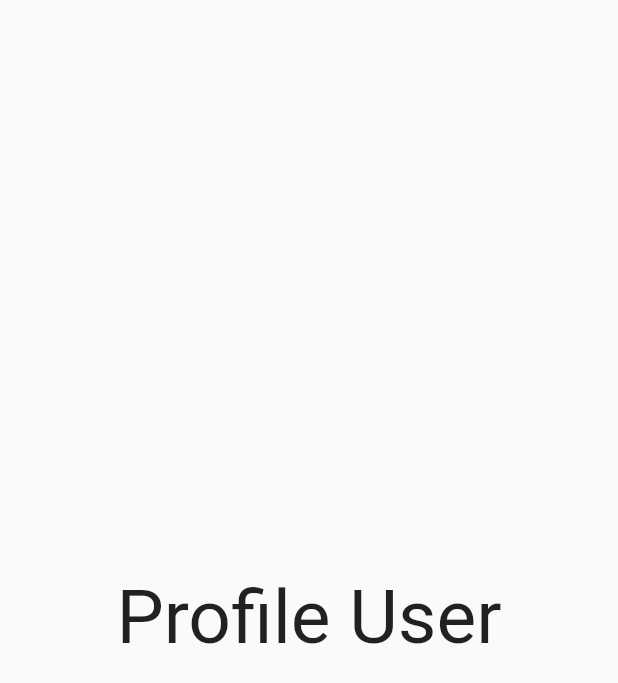
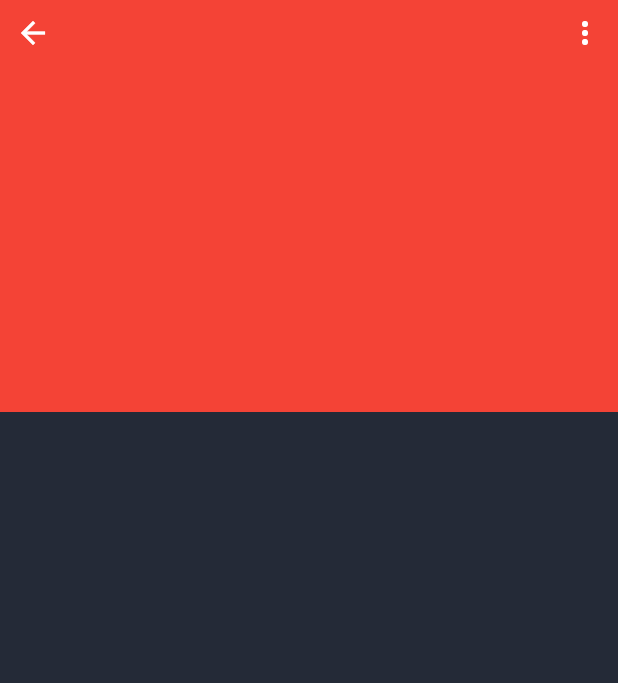
Before and after one commit to hhuuhang/social_newsfeed, a Flutter app: the ProfileUserPage screen opened directly, on a phone screen of 412 x 824 dp. Shown: the top 683 px of the screen. Run offline on Flutter 3.47's test engine with Material 2 defaults, Android fonts, the phone set to English and light mode, and no system bars; network calls fail.

Commit message:
edit profile

```diff
--- a/lib/modules/06_home_page/page/dash_board.dart
+++ b/lib/modules/06_home_page/page/dash_board.dart
@@ -4,6 +4,7 @@ import 'package:social_newsfeed/modules/07_streams/pages/streams.dart';
 import 'package:social_newsfeed/modules/08_messages/pages/messages.dart';
 import 'package:social_newsfeed/modules/09_notifications/pages/notifications.dart';
 import 'package:social_newsfeed/modules/10_profile_user/pages/profile_user.dart';
+import 'package:social_newsfeed/themes/app_colors.dart';
 
 class DashboardPage extends StatefulWidget {
   const DashboardPage({Key? key}) : super(key: key);
@@ -25,7 +26,7 @@ class _DashboardPageState extends State<DashboardPage> {
   Widget build(BuildContext context) {
     return Scaffold(
       bottomNavigationBar: BottomNavigationBar(
-        backgroundColor: const Color(0xff242A37),
+        backgroundColor: AppColors.backgroundColor,
         selectedItemColor: const Color(0xffF54B64),
         unselectedItemColor: const Color(0xff4E586E),
         currentIndex: _index, // this will be set when a new tab is tapped
--- a/lib/modules/06_home_page/page/home_page.dart
+++ b/lib/modules/06_home_page/page/home_page.dart
@@ -1,5 +1,6 @@
 import 'package:flutter/material.dart';
 import 'package:social_newsfeed/modules/common_widget/widgets/avatar/avatar_widgets.dart';
+import 'package:social_newsfeed/themes/app_colors.dart';
 
 class HomePage extends StatelessWidget {
   const HomePage({Key? key}) : super(key: key);
@@ -8,7 +9,7 @@ class HomePage extends StatelessWidget {
   Widget build(BuildContext context) {
     return Scaffold(
       body: Container(
-        // color: const Color(0xff242A37),
+        color: AppColors.backgroundColor,
         child: SafeArea(
           child: Column(
             children: [
@@ -43,7 +44,8 @@ class HomePage extends StatelessWidget {
                       width: 10,
                     ),
                     const AvatarCustomSize(
-                      picture: "https://randomuser.me/api/portraits/men/24.jpg",
+                        picture:
+                            "https://randomuser.me/api/portraits/men/24.jpg",
                         width: 40,
                         height: 40),
                   ],
@@ -53,9 +55,9 @@ class HomePage extends StatelessWidget {
                 "Home Page bloc todo",
                 style: TextStyle(color: Colors.red, fontSize: 40),
               ),
-            ListView(),
             ],
-        )),
+          ),
+        ),
       ),
     );
   }
--- a/lib/modules/08_messages/pages/messages.dart
+++ b/lib/modules/08_messages/pages/messages.dart
@@ -31,9 +31,9 @@ class _MessagesPageState extends State<MessagesPage> {
   @override
   Widget build(BuildContext context) {
     return Scaffold(
-      backgroundColor: AppColors.dark,
+      backgroundColor: AppColors.backgroundColor,
       appBar: AppBar(
-        backgroundColor: AppColors.dark,
+        backgroundColor: AppColors.backgroundColor,
         actions: [
           IconButton(
             icon: const Icon(Icons.add),
--- a/lib/modules/10_profile_user/pages/profile_user.dart
+++ b/lib/modules/10_profile_user/pages/profile_user.dart
@@ -1,18 +1,57 @@
 import 'package:flutter/material.dart';
 import 'package:flutter/src/foundation/key.dart';
 import 'package:flutter/src/widgets/framework.dart';
+import 'package:social_newsfeed/themes/app_colors.dart';
 
 class ProfileUserPage extends StatelessWidget {
   const ProfileUserPage({Key? key}) : super(key: key);
 
   @override
   Widget build(BuildContext context) {
-    return const Scaffold(
-      body: Center(
-        child: Text(
-          "Profile User",
-          style: TextStyle(
-            fontSize: 50,
+    final maxWidth = MediaQuery.of(context).size.width;
+
+    return Scaffold(
+      body: Container(
+        color: AppColors.backgroundColor,
+        child: SafeArea(
+          child: Column(
+            children: [
+              Stack(children: [
+                Container(
+                  width: maxWidth,
+                  height: maxWidth * 2 / 3,
+                  color: Colors.red,
+                ),
+                Padding(
+                  padding: const EdgeInsets.all(10),
+                  child: Row(
+                    children: [
+                      InkWell(
+                        child: const Icon(
+                          Icons.arrow_back,
+                          color: Colors.white,
+                        ),
+                        onTap: () {},
+                      ),
+                      const Expanded(
+                        flex: 1,
+                        child: SizedBox(),
+                      ),
+                      InkWell(
+                        child: const Icon(
+                          Icons.more_vert,
+                          color: Colors.white,
+                        ),
+                        onTap: () {},
+                      ),
+                    ],
+                  ),
+                ),
+              ]),
+              Container(
+                color: Colors.red,
+              )
+            ],
           ),
         ),
       ),
```
Lines whose indentation alone changed are shown as unchanged.
